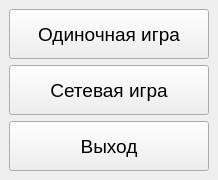
This is src/mainmenuwdt.ui in MikhailKundin/Tetris as Qt 5 draws it before an edit. The edited form follows.
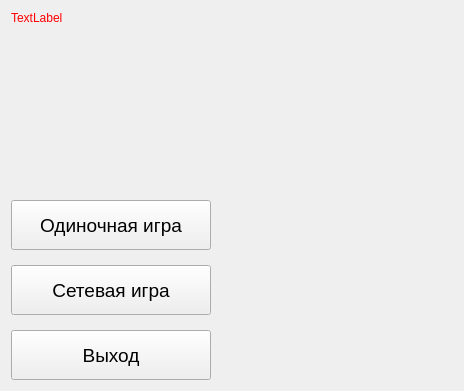
This is the edited form.

```diff
--- a/src/mainmenuwdt.ui
+++ b/src/mainmenuwdt.ui
@@ -6,75 +6,59 @@
    <rect>
     <x>0</x>
     <y>0</y>
-    <width>218</width>
-    <height>180</height>
+    <width>464</width>
+    <height>391</height>
    </rect>
   </property>
   <property name="minimumSize">
    <size>
-    <width>218</width>
-    <height>180</height>
+    <width>0</width>
+    <height>0</height>
    </size>
   </property>
   <property name="windowTitle">
    <string>Form</string>
   </property>
-  <widget class="QPushButton" name="exitBtn">
-   <property name="geometry">
-    <rect>
-     <x>9</x>
-     <y>121</y>
-     <width>200</width>
-     <height>50</height>
-    </rect>
+  <layout class="QVBoxLayout" name="verticalLayout">
+   <property name="spacing">
+    <number>15</number>
    </property>
-   <property name="minimumSize">
-    <size>
-     <width>200</width>
-     <height>50</height>
-    </size>
+   <property name="sizeConstraint">
+    <enum>QLayout::SetDefaultConstraint</enum>
    </property>
-   <property name="font">
-    <font>
-     <pointsize>14</pointsize>
-    </font>
+   <item>
+    <widget class="QLabel" name="logo">
+     <property name="sizePolicy">
+      <sizepolicy hsizetype="Fixed" vsizetype="Fixed">
+       <horstretch>0</horstretch>
+       <verstretch>0</verstretch>
+      </sizepolicy>
    </property>
    <property name="text">
-    <string>Выход</string>
-   </property>
-  </widget>
-  <widget class="QPushButton" name="onlineBtn">
-   <property name="geometry">
-    <rect>
-     <x>9</x>
-     <y>65</y>
-     <width>200</width>
-     <height>50</height>
-    </rect>
-   </property>
-   <property name="minimumSize">
+      <string>&lt;html&gt;&lt;head/&gt;&lt;body&gt;&lt;p&gt;&lt;span style=&quot; color:#ff0000;&quot;&gt;TextLabel&lt;/span&gt;&lt;/p&gt;&lt;/body&gt;&lt;/html&gt;</string>
+     </property>
+    </widget>
+   </item>
+   <item>
+    <spacer name="verticalSpacer">
+     <property name="orientation">
+      <enum>Qt::Vertical</enum>
+     </property>
+     <property name="sizeHint" stdset="0">
     <size>
-     <width>200</width>
-     <height>50</height>
-    </size>
-   </property>
-   <property name="font">
-    <font>
-     <pointsize>14</pointsize>
-    </font>
-   </property>
-   <property name="text">
-    <string>Сетевая игра</string>
-   </property>
-  </widget>
+       <width>20</width>
+       <height>40</height>
+      </size>
+     </property>
+    </spacer>
+   </item>
+   <item>
   <widget class="QPushButton" name="singleBtn">
-   <property name="geometry">
-    <rect>
-     <x>9</x>
-     <y>9</y>
-     <width>200</width>
-     <height>50</height>
-    </rect>
+     <property name="sizePolicy">
+      <sizepolicy hsizetype="Maximum" vsizetype="Fixed">
+       <horstretch>0</horstretch>
+       <verstretch>0</verstretch>
+      </sizepolicy>
    </property>
    <property name="minimumSize">
     <size>
@@ -91,6 +75,56 @@
     <string>Одиночная игра</string>
    </property>
   </widget>
+   </item>
+   <item>
+    <widget class="QPushButton" name="onlineBtn">
+     <property name="sizePolicy">
+      <sizepolicy hsizetype="Maximum" vsizetype="Fixed">
+       <horstretch>0</horstretch>
+       <verstretch>0</verstretch>
+      </sizepolicy>
+     </property>
+     <property name="minimumSize">
+      <size>
+       <width>200</width>
+       <height>50</height>
+      </size>
+     </property>
+     <property name="font">
+      <font>
+       <pointsize>14</pointsize>
+      </font>
+     </property>
+     <property name="text">
+      <string>Сетевая игра</string>
+     </property>
+    </widget>
+   </item>
+   <item>
+    <widget class="QPushButton" name="exitBtn">
+     <property name="sizePolicy">
+      <sizepolicy hsizetype="Maximum" vsizetype="Fixed">
+       <horstretch>0</horstretch>
+       <verstretch>0</verstretch>
+      </sizepolicy>
+     </property>
+     <property name="minimumSize">
+      <size>
+       <width>200</width>
+       <height>50</height>
+      </size>
+     </property>
+     <property name="font">
+      <font>
+       <pointsize>14</pointsize>
+      </font>
+     </property>
+     <property name="text">
+      <string>Выход</string>
+     </property>
+    </widget>
+   </item>
+  </layout>
  </widget>
  <resources/>
  <connections/>
```
Lines whose indentation alone changed are shown as unchanged.
